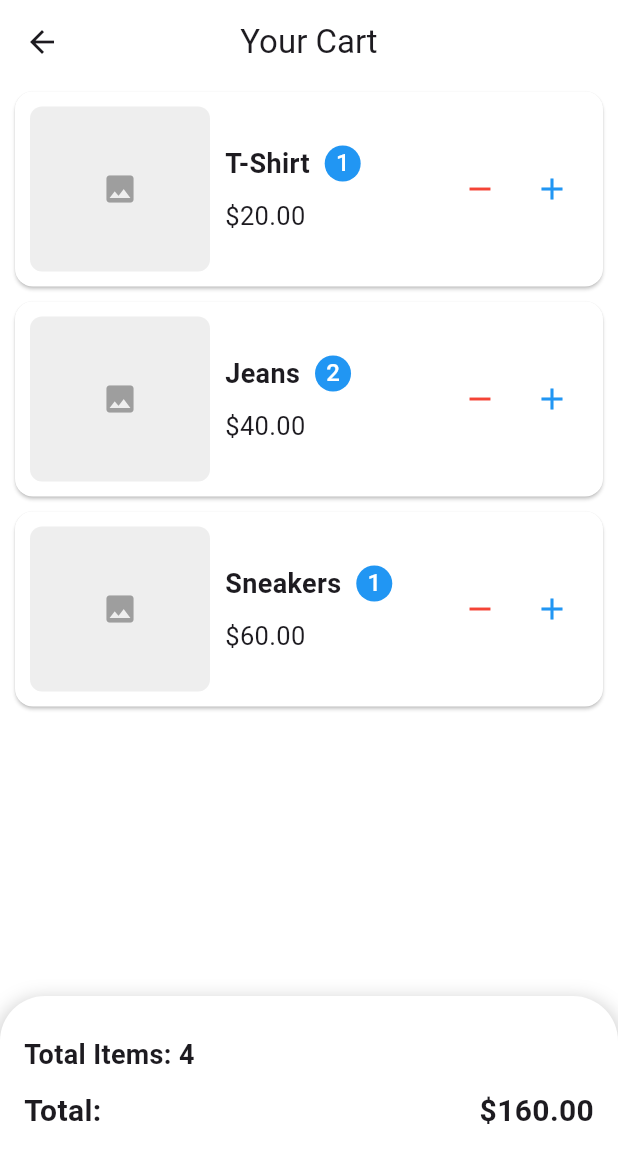
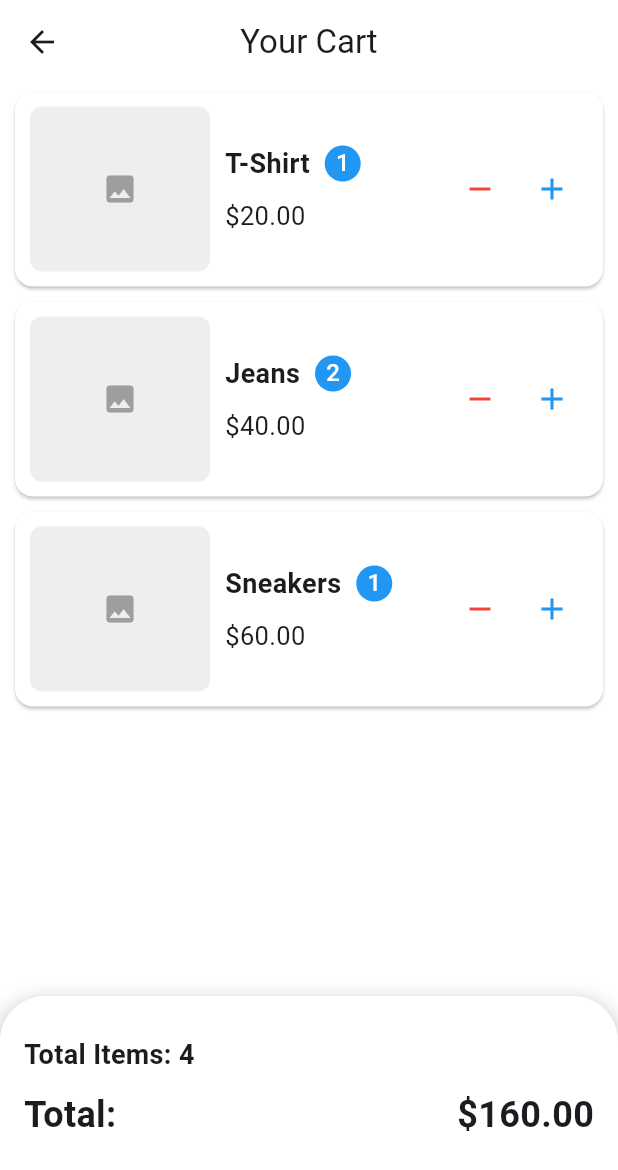
Before and after one commit to hadishamoun1/vesti-app, a Flutter app: the CartScreen screen opened directly, on a phone screen of 412 x 824 dp. Shown: the top 1170 px of the screen. Run offline on Flutter 3.47's test engine with Material 3 defaults, Android fonts, the phone set to English and light mode, and no system bars; our stand-ins replace geolocator, image_picker, jwt_decoder, permission_handler, shared_preferences; missing offline and left inert: flutter_background_geolocation; accounts and stored records are empty.

Commit message:
Fixed font size for total amount

```diff
--- a/lib/screens/Cart.dart
+++ b/lib/screens/Cart.dart
@@ -181,12 +181,12 @@ class _CartScreenState extends State<CartScreen> {
                     Text(
                       'Total: ',
                       style:
-                          TextStyle(fontSize: 20, fontWeight: FontWeight.bold),
+                          TextStyle(fontSize: 24, fontWeight: FontWeight.bold),
                     ),
                     Text(
                       '\$${totalPrice.toStringAsFixed(2)}',
                       style:
-                          TextStyle(fontSize: 20, fontWeight: FontWeight.bold),
+                          TextStyle(fontSize: 24, fontWeight: FontWeight.bold),
                     ),
                   ],
                 ),
```
